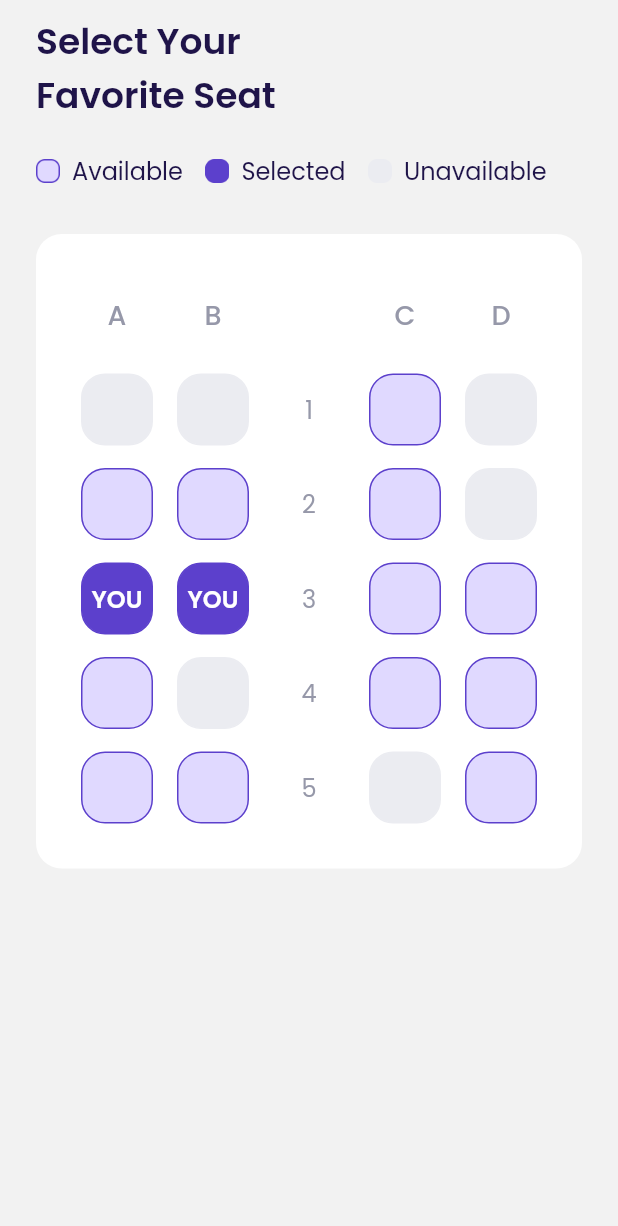
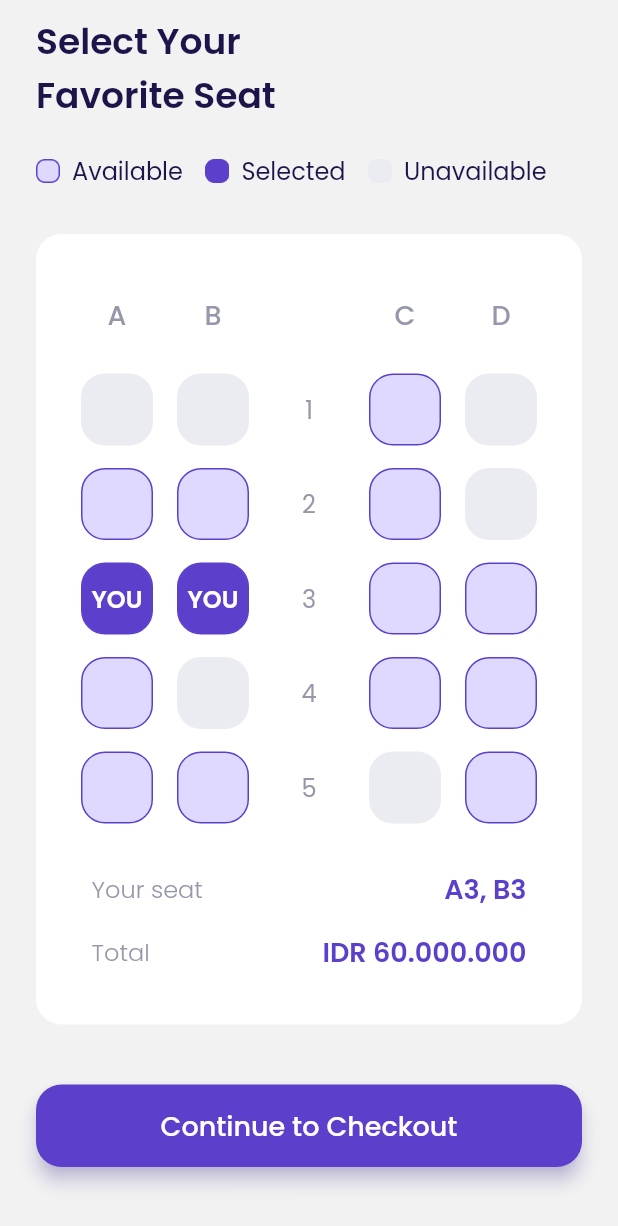
Before and after one commit to davadaviar/travel-app-intro, a Flutter app: the SeatPage screen opened by its route, on a phone screen of 412 x 824 dp. Shown: the top 1226 px of the screen. Run offline on Flutter 3.47's test engine with Material 2 defaults, Android fonts, the phone set to English and light mode, and no system bars; our stand-ins replace google_fonts.

Commit message:
Finish seat page

```diff
--- a/lib/ui/pages/seat_page.dart
+++ b/lib/ui/pages/seat_page.dart
@@ -1,4 +1,5 @@
 import 'package:flutter/material.dart';
+import 'package:flutter_travel_bwa/ui/widgets/custom_button.dart';
 import 'package:flutter_travel_bwa/ui/widgets/custom_seat_item.dart';
 import '../../shared/theme.dart';
 
@@ -117,6 +118,7 @@
           top: 30,
           left: defaultMargin,
           right: defaultMargin,
+          bottom: 10,
         ),
         padding: EdgeInsets.symmetric(
           horizontal: 22,
@@ -366,9 +368,83 @@
                   ),
                 ],
               ),
-            )
+            ),
+
+            // Note : Your Number Seat
+            Container(
+              margin: EdgeInsets.only(top: 25),
+              padding: EdgeInsets.symmetric(
+                vertical: 5,
+                horizontal: 15,
+              ),
+              child: Row(
+                mainAxisAlignment: MainAxisAlignment.spaceBetween,
+                children: [
+                  Text(
+                    'Your seat',
+                    style: greyTextStyle.copyWith(
+                      fontSize: 16,
+                      fontWeight: light,
+                    ),
+                  ),
+                  Text(
+                    'A3, B3',
+                    style: blackTextStyle.copyWith(
+                      color: kPrimaryColor,
+                      fontSize: 18,
+                      fontWeight: semiBold,
+                    ),
+                  ),
+                ],
+              ),
+            ),
+
+            // Note : Total Seat Payment
+            Container(
+              margin: EdgeInsets.only(top: 5),
+              padding: EdgeInsets.symmetric(
+                vertical: 5,
+                horizontal: 15,
+              ),
+              child: Row(
+                mainAxisAlignment: MainAxisAlignment.spaceBetween,
+                children: [
+                  Text(
+                    'Total',
+                    style: greyTextStyle.copyWith(
+                      fontSize: 16,
+                      fontWeight: light,
+                    ),
+                  ),
+                  Text(
+                    'IDR 60.000.000',
+                    style: blackTextStyle.copyWith(
+                      color: kPrimaryColor,
+                      fontSize: 18,
+                      fontWeight: semiBold,
+                    ),
+                  ),
+                ],
+              ),
+            ),
           ],
         ),
+      );
+    }
+
+    ;
+
+    Widget checkOutButton() {
+      return CustomButton(
+        title: 'Continue to Checkout',
+        width: 320,
+        margin: EdgeInsets.only(
+          top: 30,
+          left: defaultMargin,
+          right: defaultMargin,
+          bottom: 40,
+        ),
+        onPressed: () {},
       );
     }
 
@@ -379,6 +455,7 @@
           header(),
           seatStatus(),
           selectedSeat(),
+          checkOutButton(),
         ],
       ),
     );
```
